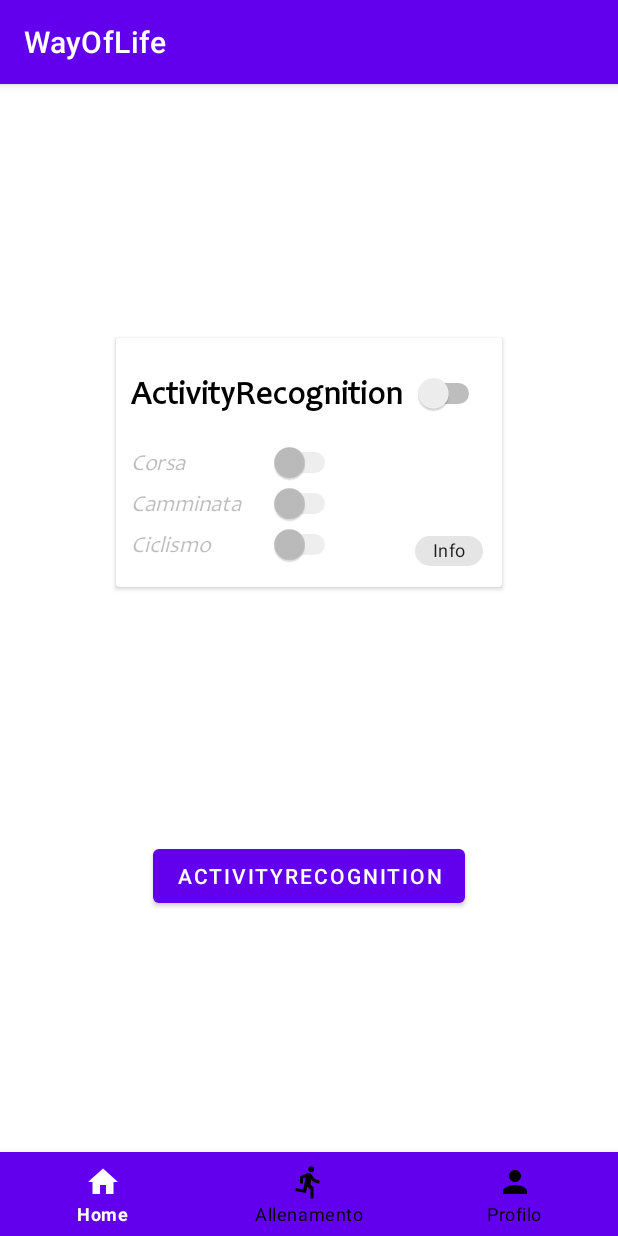
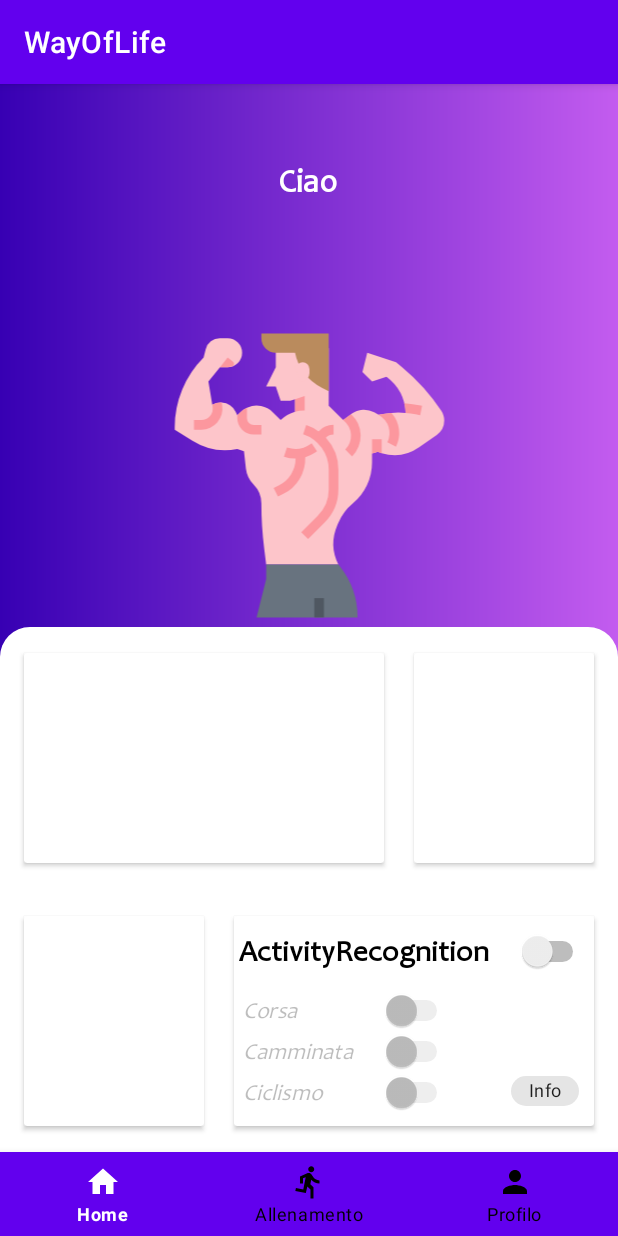
Before and after one commit to FraManganaro/WayOfLife_Repository, an Android app: the screen it shows after launch (HomeActivity), on a phone screen of 412 x 824 dp. Run offline under Robolectric (Android 15) with nearby library versions, the phone set to English and light mode, and no system bars.

Commit message:
Inizio HomePage + costanti per calorie

```diff
--- /dev/null
+++ b/app/src/main/java/com/example/wayoflife/Calories.java
@@ -0,0 +1,23 @@
+package com.example.wayoflife;
+
+public class Calories {
+    /**
+     * https://www.my-personaltrainer.it/consumo-calorico-sport.htm
+     * Kcal*Kg/h
+     *
+     * Dispendio calorico di una persona, che pesa 53 Kg e che pratica basket per 20 minuti.
+     * Calorie = ((7 * 53) * 20) / 60 = 123.66
+     */
+
+    public static final double CAMMINATA = 0.70;
+    public static final double CORSA = 5.5;
+    public static final double CICLISMO = 7.0;
+    public static final double FLESSIONI = 4.5;
+    public static final double FREESTYLE = 3.0;
+
+    public static final double BASKET = 7.0;
+    public static final double CALCIO = 8.5;
+    public static final double NUOTO = 8.0;
+    public static final double SCALINI = 6.0;
+    public static final double TENNIS = 4.0;
+}
--- a/app/src/main/java/com/example/wayoflife/Constants.java
+++ b/app/src/main/java/com/example/wayoflife/Constants.java
@@ -17,6 +17,4 @@ public class Constants {
     public static final String PESO = "Peso";
     public static final String ALTEZZA = "Altezza";
     public static final String SESSO = "Sesso";
-
-
 }
--- a/app/src/main/res/drawable/background_bottom_sheet.xml
+++ b/app/src/main/res/drawable/background_bottom_sheet.xml
@@ -4,5 +4,7 @@
     android:shape="rectangle">
     <solid
         android:color="@color/white"/>
-        <corners android:radius="20dp"/>
+    <corners
+        android:topLeftRadius="20dp"
+        android:topRightRadius="20dp"/>
 </shape>
--- a/app/src/main/res/layout/activity_dashboard.xml
+++ b/app/src/main/res/layout/activity_dashboard.xml
@@ -12,7 +12,7 @@
 
     <ScrollView
         android:layout_width="match_parent"
-        android:layout_height="726dp"
+        android:layout_height="wrap_content"
         android:layout_above="@+id/constraintLayout"
         android:layout_alignParentTop="true"
         android:layout_marginBottom="0dp"
@@ -21,8 +21,7 @@
 
         <androidx.constraintlayout.widget.ConstraintLayout
             android:layout_width="match_parent"
-            android:layout_height="wrap_content"
-            android:background="#FFFFFF">
+            android:layout_height="wrap_content">
 
             <androidx.appcompat.widget.Toolbar
                 android:id="@+id/toolbar"
--- a/app/src/main/res/layout/activity_home.xml
+++ b/app/src/main/res/layout/activity_home.xml
@@ -1,44 +1,100 @@
 <?xml version="1.0" encoding="utf-8"?>
-<androidx.constraintlayout.widget.ConstraintLayout xmlns:android="http://schemas.android.com/apk/res/android"
+<RelativeLayout
+    xmlns:android="http://schemas.android.com/apk/res/android"
     xmlns:app="http://schemas.android.com/apk/res-auto"
     xmlns:tools="http://schemas.android.com/tools"
     android:layout_width="match_parent"
     android:layout_height="match_parent"
     tools:context=".ui.HomeActivity">
 
-
-    <com.google.android.material.bottomnavigation.BottomNavigationView
-        android:id="@+id/navigation"
+    <androidx.constraintlayout.widget.ConstraintLayout
         android:layout_width="match_parent"
         android:layout_height="wrap_content"
-        android:layout_alignParentBottom="true"
-        app:itemBackground="@color/purple_500"
-        app:itemIconTint="@drawable/navigation_selector"
-        app:itemTextColor="@drawable/navigation_selector"
+        android:layout_above="@+id/navigation"
+        android:layout_alignParentTop="true"
+        android:background="@drawable/background_profile"
+        android:fillViewport="true">
+
+
+        <TextView
+            android:id="@+id/saluto"
+            android:layout_width="wrap_content"
+            android:layout_height="wrap_content"
+            android:fontFamily="@font/candara"
+            android:text="Ciao"
+            android:textColor="@color/white"
+            android:textSize="22sp"
+            android:textStyle="bold"
             app:layout_constraintBottom_toBottomOf="parent"
             app:layout_constraintEnd_toEndOf="parent"
+            app:layout_constraintHorizontal_bias="0.498"
             app:layout_constraintStart_toStartOf="parent"
-        app:menu="@menu/menu_buttom"/>
+            app:layout_constraintTop_toTopOf="parent"
+            app:layout_constraintVertical_bias="0.074" />
 
-    <Button
-        android:id="@+id/button"
-        android:layout_width="wrap_content"
-        android:layout_height="wrap_content"
-        android:onClick="onClickEnableOrDisableActivityRecognition"
-        android:text="@string/activityRecognition"
-        app:layout_constraintBottom_toTopOf="@+id/navigation"
+        <ImageView
+            android:id="@+id/imageView2"
+            android:layout_width="211dp"
+            android:layout_height="205dp"
+            android:layout_marginTop="8dp"
+            android:src="@drawable/ic_muscle_color"
+            app:layout_constraintBottom_toTopOf="@+id/llHome"
             app:layout_constraintEnd_toEndOf="parent"
             app:layout_constraintStart_toStartOf="parent"
+            app:layout_constraintTop_toBottomOf="@+id/saluto"
+            app:layout_constraintVertical_bias="1.0" />
+
+        <LinearLayout
+            android:id="@+id/llHome"
+            android:layout_width="match_parent"
+            android:layout_height="350dp"
+            android:background="@drawable/background_bottom_sheet"
+            android:orientation="vertical"
+            app:layout_constraintBottom_toBottomOf="parent"
             app:layout_constraintTop_toTopOf="parent"
-        app:layout_constraintVertical_bias="0.759"/>
+            app:layout_constraintVertical_bias="1.0"
+            tools:layout_editor_absoluteX="0dp">
+
+            <LinearLayout
+                android:layout_width="match_parent"
+                android:layout_height="175dp"
+                android:orientation="horizontal"
+                android:gravity="center">
 
                 <androidx.cardview.widget.CardView
-        android:layout_width="257dp"
-        android:layout_height="166dp"
-        app:layout_constraintBottom_toTopOf="@+id/button"
-        app:layout_constraintEnd_toEndOf="parent"
-        app:layout_constraintStart_toStartOf="parent"
-        app:layout_constraintTop_toTopOf="parent">
+                    android:id="@+id/cardView3"
+                    android:layout_width="240dp"
+                    android:layout_height="140dp"
+                    android:layout_marginLeft="10dp"
+                    android:layout_marginRight="10dp"/>
+
+                <androidx.cardview.widget.CardView
+                    android:layout_width="120dp"
+                    android:layout_height="140dp"
+                    android:layout_marginLeft="10dp"
+                    android:layout_marginRight="10dp"/>
+
+            </LinearLayout>
+
+            <LinearLayout
+                android:layout_width="match_parent"
+                android:layout_height="175dp"
+                android:orientation="horizontal"
+                android:gravity="center">
+
+                <androidx.cardview.widget.CardView
+                    android:id="@+id/cardView4"
+                    android:layout_width="120dp"
+                    android:layout_height="140dp"
+                    android:layout_marginLeft="10dp"
+                    android:layout_marginRight="10dp"/>
+
+                <androidx.cardview.widget.CardView
+                    android:id="@+id/cardView"
+                    android:layout_width="240dp"
+                    android:layout_height="140dp"
+                    android:layout_marginLeft="10dp"
+                    android:layout_marginRight="10dp">
 
                     <androidx.constraintlayout.widget.ConstraintLayout
                         android:layout_width="match_parent"
@@ -51,22 +107,22 @@
 
                         <Switch
                             android:id="@+id/switchAT"
-                android:layout_width="236dp"
-                android:layout_height="42dp"
+                            android:layout_width="match_parent"
+                            android:layout_height="40dp"
                             android:layout_alignParentTop="true"
                             android:layout_alignParentEnd="true"
-                android:layout_marginTop="4dp"
+                            android:layout_margin="3dp"
                             android:fontFamily="@font/candara"
                             android:onClick="onClickEnableOrDisableActivityRecognition"
                             android:text="@string/activityRecognition"
+                            android:textSize="20sp"
                             android:textStyle="bold"
-                android:textSize="22sp"
                             app:layout_constraintBottom_toBottomOf="parent"
                             app:layout_constraintEnd_toEndOf="parent"
-                app:layout_constraintHorizontal_bias="0.476"
+                            app:layout_constraintHorizontal_bias="0.0"
                             app:layout_constraintStart_toStartOf="parent"
                             app:layout_constraintTop_toTopOf="parent"
-                app:layout_constraintVertical_bias="0.1"
+                            app:layout_constraintVertical_bias="0.0"
                             tools:ignore="MissingConstraints,UseSwitchCompatOrMaterialXml" />
 
                         <Switch
@@ -78,17 +134,17 @@
                             android:layout_alignParentEnd="true"
                             android:layout_alignParentBottom="true"
                             android:fontFamily="@font/candara"
+                            android:onClick="manageRunning"
                             android:text="@string/corsa"
+                            android:textSize="15sp"
                             android:textStyle="italic"
-                android:textSize="15sp"
                             app:layout_constraintBottom_toTopOf="@+id/swCamminata"
                             app:layout_constraintEnd_toEndOf="parent"
-                app:layout_constraintHorizontal_bias="0.085"
+                            app:layout_constraintHorizontal_bias="0.06"
                             app:layout_constraintStart_toStartOf="parent"
                             app:layout_constraintTop_toBottomOf="@+id/switchAT"
                             app:layout_constraintVertical_bias="1.0"
-                tools:ignore="UseSwitchCompatOrMaterialXml"
-                android:onClick="manageRunning"/>
+                            tools:ignore="UseSwitchCompatOrMaterialXml" />
 
                         <Switch
                             android:id="@+id/swCamminata"
@@ -100,17 +156,17 @@
                             android:layout_alignParentBottom="true"
                             android:layout_marginTop="24dp"
                             android:fontFamily="@font/candara"
+                            android:onClick="manageWalking"
+                            android:text="@string/camminata"
+                            android:textSize="15sp"
                             android:textStyle="italic"
-                android:textSize="15sp"
-                android:text="@string/camminata"
                             app:layout_constraintBottom_toBottomOf="parent"
                             app:layout_constraintEnd_toEndOf="parent"
-                app:layout_constraintHorizontal_bias="0.085"
+                            app:layout_constraintHorizontal_bias="0.06"
                             app:layout_constraintStart_toStartOf="parent"
                             app:layout_constraintTop_toBottomOf="@+id/switchAT"
-                app:layout_constraintVertical_bias="0.263"
-                tools:ignore="UseSwitchCompatOrMaterialXml"
-                android:onClick="manageWalking"/>
+                            app:layout_constraintVertical_bias="0.204"
+                            tools:ignore="UseSwitchCompatOrMaterialXml" />
 
                         <Switch
                             android:id="@+id/swCiclismo"
@@ -121,17 +177,17 @@
                             android:layout_alignParentEnd="true"
                             android:layout_alignParentBottom="true"
                             android:fontFamily="@font/candara"
+                            android:onClick="manageCycling"
+                            android:text="@string/ciclismo"
+                            android:textSize="15sp"
                             android:textStyle="italic"
-                android:textSize="15sp"
-                android:text="@string/ciclismo"
                             app:layout_constraintBottom_toBottomOf="parent"
                             app:layout_constraintEnd_toEndOf="parent"
-                app:layout_constraintHorizontal_bias="0.085"
+                            app:layout_constraintHorizontal_bias="0.06"
                             app:layout_constraintStart_toStartOf="parent"
                             app:layout_constraintTop_toBottomOf="@+id/swCamminata"
                             app:layout_constraintVertical_bias="0.0"
-                tools:ignore="UseSwitchCompatOrMaterialXml"
-                android:onClick="manageCycling"/>
+                            tools:ignore="UseSwitchCompatOrMaterialXml" />
 
                         <com.google.android.material.chip.Chip
                             android:id="@+id/chipInfo"
@@ -152,5 +208,24 @@
 
                 </androidx.cardview.widget.CardView>
 
+            </LinearLayout>
+
+
+        </LinearLayout>
 
     </androidx.constraintlayout.widget.ConstraintLayout>
+
+    <com.google.android.material.bottomnavigation.BottomNavigationView
+        android:id="@+id/navigation"
+        android:layout_width="match_parent"
+        android:layout_height="wrap_content"
+        android:layout_alignParentBottom="true"
+        app:itemBackground="@color/purple_500"
+        app:itemIconTint="@drawable/navigation_selector"
+        app:itemTextColor="@drawable/navigation_selector"
+        app:layout_constraintBottom_toBottomOf="parent"
+        app:layout_constraintEnd_toEndOf="parent"
+        app:layout_constraintStart_toStartOf="parent"
+        app:menu="@menu/menu_buttom" />
+
+</RelativeLayout>
--- a/app/src/main/res/layout/activity_profile.xml
+++ b/app/src/main/res/layout/activity_profile.xml
@@ -9,7 +9,7 @@
 
     <LinearLayout
         android:layout_width="match_parent"
-        android:layout_height="618dp"
+        android:layout_height="wrap_content"
         android:layout_above="@+id/navigation"
         android:layout_alignParentTop="true"
         android:layout_marginTop="0dp"
--- a/app/src/main/res/layout/workout_extra_bottom_sheet.xml
+++ b/app/src/main/res/layout/workout_extra_bottom_sheet.xml
@@ -37,7 +37,7 @@
         <TextView
             android:layout_width="wrap_content"
             android:layout_height="wrap_content"
-            android:layout_marginLeft="30dp"
+            android:layout_marginStart="30dp"
             android:text="@string/basket"
             android:textSize="18sp"
             android:fontFamily="@font/candara"/>
@@ -60,7 +60,7 @@
         <TextView
             android:layout_width="wrap_content"
             android:layout_height="wrap_content"
-            android:layout_marginLeft="30dp"
+            android:layout_marginStart="30dp"
             android:text="@string/calcio"
             android:textSize="18sp"
             android:fontFamily="@font/candara"/>
@@ -83,7 +83,7 @@
         <TextView
             android:layout_width="wrap_content"
             android:layout_height="wrap_content"
-            android:layout_marginLeft="30dp"
+            android:layout_marginStart="30dp"
             android:text="@string/nuoto"
             android:textSize="18sp"
             android:fontFamily="@font/candara"/>
@@ -106,7 +106,7 @@
         <TextView
             android:layout_width="wrap_content"
             android:layout_height="wrap_content"
-            android:layout_marginLeft="30dp"
+            android:layout_marginStart="30dp"
             android:text="@string/scalini"
             android:textSize="18sp"
             android:fontFamily="@font/candara"/>
@@ -124,12 +124,13 @@
         <ImageView
             android:layout_width="40dp"
             android:layout_height="40dp"
-            android:src="@drawable/ic_tennis_racket"/>
+            android:src="@drawable/ic_tennis_racket"
+            android:contentDescription="TODO" />
 
         <TextView
             android:layout_width="wrap_content"
             android:layout_height="wrap_content"
-            android:layout_marginLeft="30dp"
+            android:layout_marginStart="30dp"
             android:text="@string/tennis"
             android:textSize="18sp"
             android:fontFamily="@font/candara"/>
```
Lines whose indentation alone changed are shown as unchanged.
